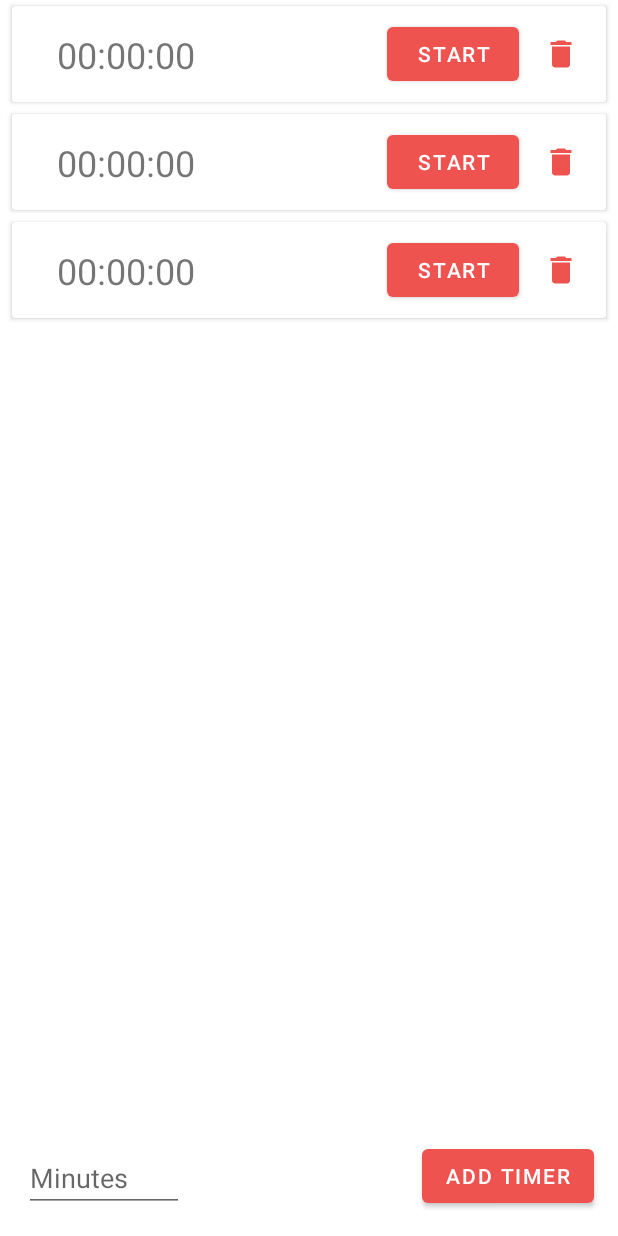
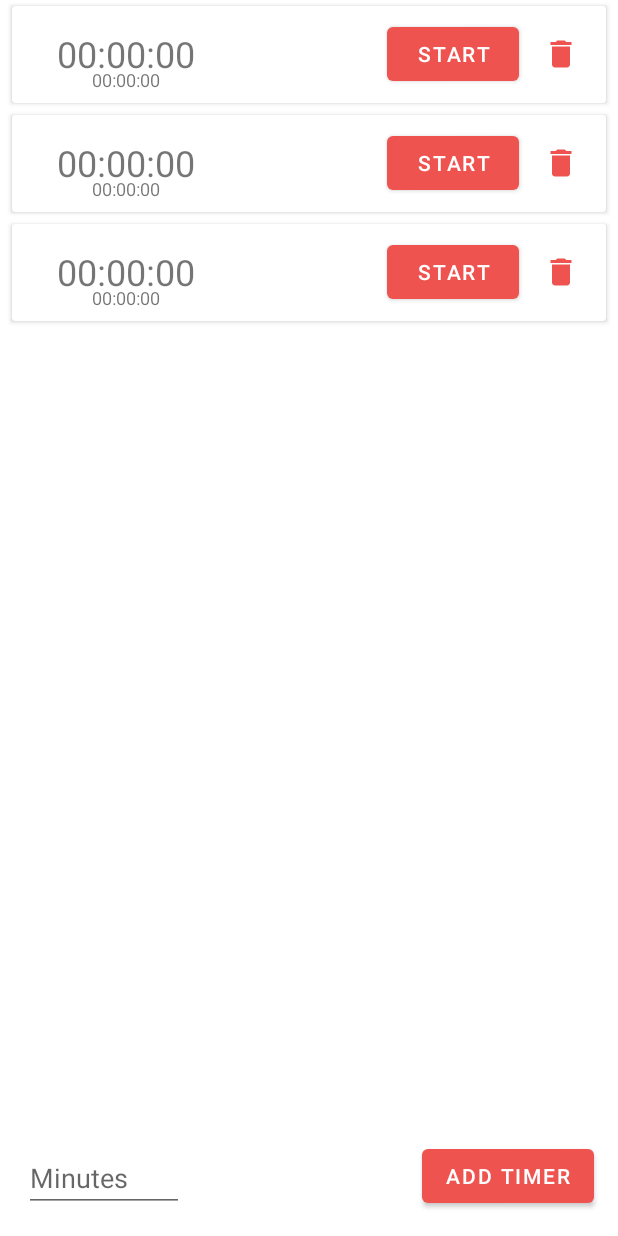
Before and after one commit to korney-by/RSShcool2021-Android-task-Pomodoro, an Android app: the layout activity_main.xml on its own in the app's theme, with its tools: preview values and no code run, on a phone screen of 412 x 824 dp. Run offline under Robolectric (Android 15) with nearby library versions, the phone set to English and light mode, and no system bars.

Commit message:
feat: added sound after finish Stopwatch

```diff
--- a/app/src/main/AndroidManifest.xml
+++ b/app/src/main/AndroidManifest.xml
@@ -12,10 +12,10 @@
         android:supportsRtl="true"
         android:theme="@style/Theme.Pomodoro">
         <activity
-            android:name="com.korneysoft.pomodoro.MainActivity"
+            android:name="com.korneysoft.pomodoro.main.MainActivity"
             android:launchMode="singleTask"
             android:screenOrientation="sensor"
-
+            android:windowSoftInputMode="adjustResize"
             android:exported="true"
             android:configChanges="keyboardHidden|orientation|screenSize">
 
--- a/app/src/main/java/com/korneysoft/pomodoro/interfaces/StopwatchPainter.kt
+++ b/app/src/main/java/com/korneysoft/pomodoro/interfaces/StopwatchPainter.kt
@@ -1,5 +1,7 @@
 package com.korneysoft.pomodoro.interfaces
 
+import com.korneysoft.pomodoro.datamodel.Stopwatch
+
 interface StopwatchPainter {
-    fun getBackgroundColor(id: Int): Int
+    fun getBackgroundColor(stopwatch: Stopwatch): Int
 }
--- a/app/src/main/java/com/korneysoft/pomodoro/viewmodel/CustomViewPomodoro.kt
+++ b/app/src/main/java/com/korneysoft/pomodoro/viewmodel/CustomViewPomodoro.kt
@@ -17,9 +17,11 @@ class CustomViewPomodoro @JvmOverloads constructor(
 
     private var periodMs = 0L
     private var currentMs = 0L
+    private var isFinished = false
     private var color = 0
     private var style = FILL
     private val paint = Paint()
+
 
     init {
         if (attrs != null) {
@@ -41,7 +43,7 @@ class CustomViewPomodoro @JvmOverloads constructor(
 
     override fun onDraw(canvas: Canvas) {
         super.onDraw(canvas)
-        if (periodMs == 0L || currentMs == 0L) return
+        if (periodMs == 0L || (currentMs==0L && !isFinished)) return
         val startAngel = (((periodMs-currentMs).toFloat()/periodMs) * 360)
 
         canvas.drawArc(
@@ -71,6 +73,11 @@ class CustomViewPomodoro @JvmOverloads constructor(
         periodMs = period
     }
 
+    fun setFinished(_isFinisher: Boolean) {
+        isFinished = _isFinisher
+        invalidate()
+    }
+
     private companion object {
 
         private const val FILL = 0
--- a/app/src/main/res/layout/activity_main.xml
+++ b/app/src/main/res/layout/activity_main.xml
@@ -4,34 +4,28 @@
     xmlns:tools="http://schemas.android.com/tools"
     android:layout_width="match_parent"
     android:layout_height="match_parent"
-    tools:context=".MainActivity">
+    tools:context=".main.MainActivity">
 
-    <ScrollView
-        android:id="@+id/scroll"
-        android:layout_width="0dp"
+    <LinearLayout
+        android:id="@+id/linear_layout"
+        android:layout_width="match_parent"
         android:layout_height="0dp"
+        android:orientation="vertical"
+        android:layout_marginBottom="8dp"
         app:layout_constraintBottom_toTopOf="@id/add_new_stopwatch_button"
         app:layout_constraintEnd_toEndOf="parent"
         app:layout_constraintStart_toStartOf="parent"
         app:layout_constraintTop_toTopOf="parent">
 
-        <androidx.constraintlayout.widget.ConstraintLayout
-            android:layout_width="match_parent"
-            android:layout_height="wrap_content">
-
-
         <androidx.recyclerview.widget.RecyclerView
             android:id="@+id/recycler"
             android:layout_width="match_parent"
             android:layout_height="wrap_content"
-
             app:layout_constraintStart_toStartOf="parent"
             app:layout_constraintTop_toTopOf="parent"
             tools:listitem="@layout/stopwatch_item" />
+    </LinearLayout>
 
-        </androidx.constraintlayout.widget.ConstraintLayout>
-
-    </ScrollView>
 
     <Button
         android:id="@+id/add_new_stopwatch_button"
@@ -49,13 +43,13 @@
         android:layout_height="wrap_content"
         android:layout_marginStart="16dp"
         android:layout_marginBottom="16dp"
+        android:ems="5"
         android:hint="@string/input_time_hint"
-        android:ems="5"
+        android:importantForAutofill="no"
         android:inputType="number"
         android:maxLength="4"
         app:layout_constraintBottom_toBottomOf="parent"
-        app:layout_constraintStart_toStartOf="parent"
-        android:importantForAutofill="no" />
+        app:layout_constraintStart_toStartOf="parent" />
 
 
 </androidx.constraintlayout.widget.ConstraintLayout>
--- a/app/src/main/res/layout/stopwatch_item.xml
+++ b/app/src/main/res/layout/stopwatch_item.xml
@@ -1,6 +1,7 @@
 <?xml version="1.0" encoding="utf-8"?>
 <androidx.cardview.widget.CardView xmlns:android="http://schemas.android.com/apk/res/android"
     xmlns:app="http://schemas.android.com/apk/res-auto"
+    xmlns:tools="http://schemas.android.com/tools"
     android:layout_width="match_parent"
     android:layout_height="wrap_content"
     android:layout_marginStart="8dp"
@@ -12,8 +13,8 @@
         android:id="@+id/stopwatch_unit"
         android:layout_width="match_parent"
         android:layout_height="wrap_content"
-            android:paddingTop="8dp"
-        android:paddingBottom="8dp">
+        android:paddingTop="6dp"
+        android:paddingBottom="7dp">
 
         <ImageView
             android:id="@+id/blinking_indicator"
@@ -30,19 +31,19 @@
             android:layout_width="0dp"
             android:layout_height="wrap_content"
             android:layout_marginStart="10dp"
-            android:text="@string/null_text_stopwatch"
             android:textSize="24sp"
             app:layout_constraintBottom_toBottomOf="parent"
             app:layout_constraintStart_toEndOf="@id/blinking_indicator"
-            app:layout_constraintTop_toTopOf="parent" />
+            app:layout_constraintTop_toTopOf="parent"
+            tools:text="@string/null_text_stopwatch" />
 
         <Button
             android:id="@+id/start_pause_button"
             android:layout_width="wrap_content"
             android:layout_height="wrap_content"
+
             android:layout_marginStart="8dp"
             android:layout_marginEnd="8dp"
-
             android:text="@string/button_text_start"
             app:layout_constraintBottom_toBottomOf="parent"
             app:layout_constraintEnd_toStartOf="@+id/delete_button"
@@ -52,12 +53,26 @@
             android:id="@+id/custom_view_pomodoro_unit"
             android:layout_width="36dp"
             android:layout_height="36dp"
+            app:custom_color="?attr/colorPrimary"
             app:custom_style="fill"
-            app:custom_color="?attr/colorPrimary"
             app:layout_constraintBottom_toBottomOf="parent"
             app:layout_constraintEnd_toStartOf="@+id/start_pause_button"
             app:layout_constraintStart_toEndOf="@+id/stopwatch_timer"
             app:layout_constraintTop_toTopOf="parent" />
+
+        <TextView
+            android:id="@+id/text_period"
+            android:layout_width="wrap_content"
+            android:layout_height="wrap_content"
+            android:textSize="12sp"
+            android:padding="0dp"
+            android:layout_marginTop="25sp"
+            android:elevation="1dp"
+            app:layout_constraintEnd_toEndOf="@+id/stopwatch_timer"
+            app:layout_constraintStart_toStartOf="@+id/stopwatch_timer"
+            app:layout_constraintTop_toTopOf="@+id/stopwatch_timer"
+            tools:text="00:00:00" />
+
 
 
         <ImageButton
@@ -65,7 +80,7 @@
             android:layout_width="0dp"
             android:layout_height="wrap_content"
             android:layout_marginEnd="10dp"
-            android:background="@color/cardview_light_background"
+            android:background="@android:color/transparent"
             android:padding="8dp"
             android:src="@drawable/ic_baseline_delete_24"
             app:layout_constraintBottom_toBottomOf="parent"
--- a/app/src/main/res/values/strings.xml
+++ b/app/src/main/res/values/strings.xml
@@ -5,5 +5,6 @@
     <string name="null_text_stopwatch">00:00:00</string>
     <string name="button_text_start">start</string>
     <string name="button_text_stop">stop</string>
+    <string name="button_text_restart">restart</string>
 
 </resources>
```
Also changed, not shown: app/src/main/java/com/korneysoft/pomodoro/datamodel/Stopwatch.kt (+17 -1 lines), app/src/main/java/com/korneysoft/pomodoro/datamodel/Stopwatches.kt (+5 -5 lines), app/src/main/java/com/korneysoft/pomodoro/main/MainActivity.kt (renamed from app/src/main/java/com/korneysoft/pomodoro/MainActivity.kt, +60 -97 lines), app/src/main/java/com/korneysoft/pomodoro/main/StopwatchAdapter.kt (renamed from app/src/main/java/com/korneysoft/pomodoro/viewmodel/StopwatchAdapter.kt, +5 -5 lines), app/src/main/java/com/korneysoft/pomodoro/main/StopwatchViewHolder.kt (added, +101 -0 lines), app/src/main/java/com/korneysoft/pomodoro/services/ForegroundService.kt (+4 -5 lines), app/src/main/java/com/korneysoft/pomodoro/utils/SoundUtils.kt (added, +11 -0 lines), app/src/main/java/com/korneysoft/pomodoro/utils/TimeUtils.kt (renamed from app/src/main/java/com/korneysoft/pomodoro/viewmodel/TimeUtils.kt, +9 -1 lines), app/src/main/java/com/korneysoft/pomodoro/viewmodel/StopwatchViewHolder.kt (deleted, +0 -83 lines). Lines whose indentation alone changed are shown as unchanged.
